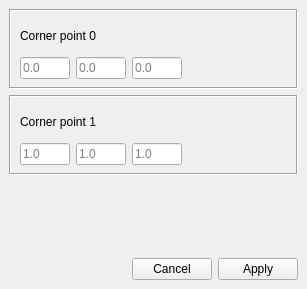
nicolasedh/hexBlocker, file CreateBlockWidget.ui: the form before one commit.
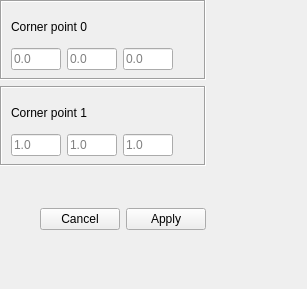
The form after the commit.

Commit message:
Implemented common toolbox with on QDockWidget
MoveVertices and Createbox are now drawn in toolbox instead of separate QDockWidgets

```diff
--- a/CreateBlockWidget.ui
+++ b/CreateBlockWidget.ui
@@ -1,7 +1,7 @@
 <?xml version="1.0" encoding="UTF-8"?>
 <ui version="4.0">
  <class>CreateBlockWidget</class>
- <widget class="QDockWidget" name="CreateBlockWidget">
+ <widget class="QWidget" name="CreateBlockWidget">
   <property name="geometry">
    <rect>
     <x>0</x>
```
The commit also changes 13 other files.
